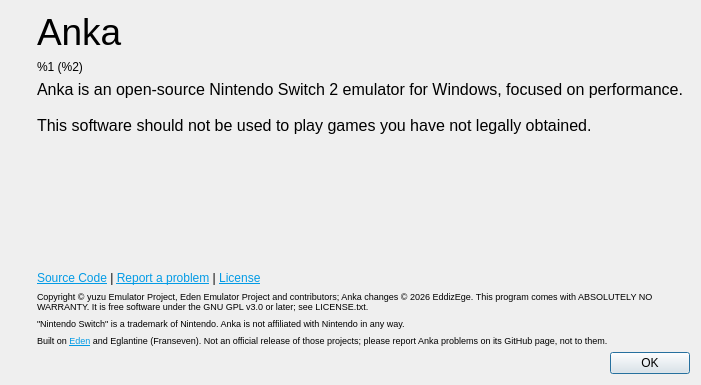
First picture: the form in src/yuzu/aboutdialog.ui, repository Mvii7/Anka, before the edit.
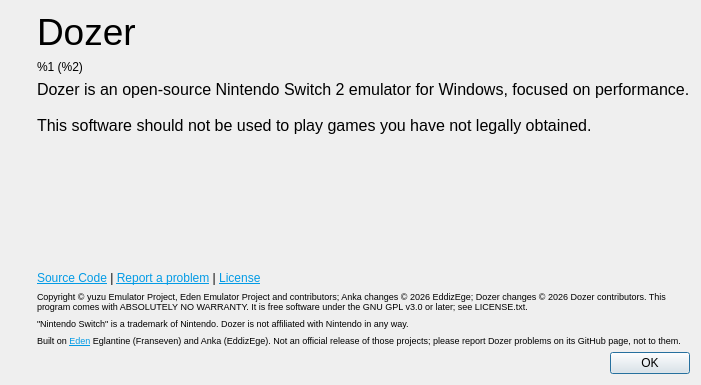
Second picture: the form after the edit. Icons and pictures are not drawn.

Commit message:
Rename Anka to Dozer
Window titles, dialogs, the About box (which keeps the credit to Anka and its
author), the log's version line, the program names (dozer.exe, dozer-cli.exe),
the launchers, the documents and the CI packaging follow. The documents no
longer present Anka's measurements and release packaging as Dozer's. The [Anka]
group of qt-config.ini and the Qt application name are unchanged, so existing
settings and saves keep working.

Claude-Session: https://claude.ai/code/session_01RQ9rc1hfSEthHHxz8t5dGm

```diff
--- a/src/yuzu/aboutdialog.ui
+++ b/src/yuzu/aboutdialog.ui
@@ -69,7 +69,7 @@
           </sizepolicy>
          </property>
          <property name="text">
-          <string>&lt;html&gt;&lt;head/&gt;&lt;body&gt;&lt;p&gt;&lt;span style=&quot; font-size:28pt;&quot;&gt;Anka&lt;/span&gt;&lt;/p&gt;&lt;/body&gt;&lt;/html&gt;</string>
+          <string>&lt;html&gt;&lt;head/&gt;&lt;body&gt;&lt;p&gt;&lt;span style=&quot; font-size:28pt;&quot;&gt;Dozer&lt;/span&gt;&lt;/p&gt;&lt;/body&gt;&lt;/html&gt;</string>
          </property>
         </widget>
        </item>
@@ -102,7 +102,7 @@
 li.unchecked::marker { content: &quot;\2610&quot;; }
 li.checked::marker { content: &quot;\2612&quot;; }
 &lt;/style&gt;&lt;/head&gt;&lt;body style=&quot; font-family:'Noto Sans'; font-size:9pt; font-weight:400; font-style:normal;&quot;&gt;
-&lt;p style=&quot; margin-top:0px; margin-bottom:0px; margin-left:0px; margin-right:0px; -qt-block-indent:0; text-indent:0px;&quot;&gt;&lt;span style=&quot; font-family:'MS Shell Dlg 2'; font-size:12pt;&quot;&gt;Anka is an open-source Nintendo Switch 2 emulator for Windows, focused on performance. &lt;br /&gt;&lt;br /&gt;This software should not be used to play games you have not legally obtained.&lt;/span&gt;&lt;/p&gt;&lt;/body&gt;&lt;/html&gt;</string>
+&lt;p style=&quot; margin-top:0px; margin-bottom:0px; margin-left:0px; margin-right:0px; -qt-block-indent:0; text-indent:0px;&quot;&gt;&lt;span style=&quot; font-family:'MS Shell Dlg 2'; font-size:12pt;&quot;&gt;Dozer is an open-source Nintendo Switch 2 emulator for Windows, focused on performance. &lt;br /&gt;&lt;br /&gt;This software should not be used to play games you have not legally obtained.&lt;/span&gt;&lt;/p&gt;&lt;/body&gt;&lt;/html&gt;</string>
          </property>
          <property name="alignment">
           <set>Qt::AlignmentFlag::AlignLeading|Qt::AlignmentFlag::AlignLeft|Qt::AlignmentFlag::AlignVCenter</set>
@@ -138,7 +138,7 @@
        <item>
         <widget class="QLabel" name="labelLegal">
          <property name="text">
-          <string>&lt;html&gt;&lt;head/&gt;&lt;body&gt;&lt;p&gt;&lt;span style=&quot; font-size:7pt;&quot;&gt;Copyright © yuzu Emulator Project, Eden Emulator Project and contributors; Anka changes © 2026 EddizEge. This program comes with ABSOLUTELY NO WARRANTY. It is free software under the GNU GPL v3.0 or later; see LICENSE.txt.&lt;/span&gt;&lt;/p&gt;&lt;/body&gt;&lt;/html&gt;</string>
+          <string>&lt;html&gt;&lt;head/&gt;&lt;body&gt;&lt;p&gt;&lt;span style=&quot; font-size:7pt;&quot;&gt;Copyright © yuzu Emulator Project, Eden Emulator Project and contributors; Anka changes © 2026 EddizEge; Dozer changes © 2026 Dozer contributors. This program comes with ABSOLUTELY NO WARRANTY. It is free software under the GNU GPL v3.0 or later; see LICENSE.txt.&lt;/span&gt;&lt;/p&gt;&lt;/body&gt;&lt;/html&gt;</string>
          </property>
          <property name="wordWrap">
           <bool>true</bool>
@@ -154,7 +154,7 @@
           </sizepolicy>
          </property>
          <property name="text">
-          <string>&lt;html&gt;&lt;head/&gt;&lt;body&gt;&lt;p&gt;&lt;span style=&quot; font-size:7pt;&quot;&gt;&quot;Nintendo Switch&quot; is a trademark of Nintendo. Anka is not affiliated with Nintendo in any way.&lt;/span&gt;&lt;/p&gt;&lt;/body&gt;&lt;/html&gt;</string>
+          <string>&lt;html&gt;&lt;head/&gt;&lt;body&gt;&lt;p&gt;&lt;span style=&quot; font-size:7pt;&quot;&gt;&quot;Nintendo Switch&quot; is a trademark of Nintendo. Dozer is not affiliated with Nintendo in any way.&lt;/span&gt;&lt;/p&gt;&lt;/body&gt;&lt;/html&gt;</string>
          </property>
          <property name="wordWrap">
           <bool>true</bool>
@@ -164,7 +164,7 @@
        <item>
         <widget class="QLabel" name="labelCredit">
          <property name="text">
-          <string>&lt;html&gt;&lt;head/&gt;&lt;body&gt;&lt;p&gt;&lt;span style=&quot; font-size:7pt;&quot;&gt;Built on &lt;a href=&quot;https://eden-emulator.github.io/&quot;&gt;&lt;span style=&quot; text-decoration: underline; color:#039be5;&quot;&gt;Eden&lt;/span&gt;&lt;/a&gt; and Eglantine (Franseven). Not an official release of those projects; please report Anka problems on its GitHub page, not to them.&lt;/span&gt;&lt;/p&gt;&lt;/body&gt;&lt;/html&gt;</string>
+          <string>&lt;html&gt;&lt;head/&gt;&lt;body&gt;&lt;p&gt;&lt;span style=&quot; font-size:7pt;&quot;&gt;Built on &lt;a href=&quot;https://eden-emulator.github.io/&quot;&gt;&lt;span style=&quot; text-decoration: underline; color:#039be5;&quot;&gt;Eden&lt;/span&gt;&lt;/a&gt; Eglantine (Franseven) and Anka (EddizEge). Not an official release of those projects; please report Dozer problems on its GitHub page, not to them.&lt;/span&gt;&lt;/p&gt;&lt;/body&gt;&lt;/html&gt;</string>
          </property>
          <property name="wordWrap">
           <bool>true</bool>
```
Left out of the diff: 4 changed lines with no effect on the pictures. The commit also changes 40 other files.
